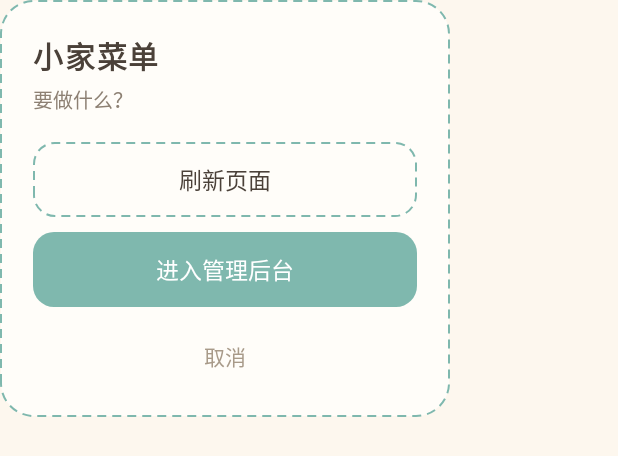
After one commit to kw081801-jpg/xiaojia-menu, an Android app: the layout dialog_menu.xml on its own in the app's theme, with its tools: preview values and no code run, on a phone screen of 412 x 824 dp. The commit adds this screen. Shown: the top 456 px of the screen. Run offline under Robolectric (Android 15) with nearby library versions, the phone set to English and light mode, and no system bars.

Commit message:
我的点菜独立页面；App 长按菜单改品牌卡片 v1.4

```diff
--- a/app-android/app/build.gradle
+++ b/app-android/app/build.gradle
@@ -14,8 +14,8 @@ android {
         applicationId "com.xiaojia.menu"
         minSdk 24
         targetSdk 34
-        versionCode 2
-        versionName "1.2"
+        versionCode 4
+        versionName "1.4"
     }
     signingConfigs {
         release {
--- /dev/null
+++ b/app-android/app/src/main/res/drawable/btn_ghost.xml
@@ -0,0 +1,6 @@
+<?xml version="1.0" encoding="utf-8"?>
+<shape xmlns:android="http://schemas.android.com/apk/res/android" android:shape="rectangle">
+    <solid android:color="#FFFDF9" />
+    <corners android:radius="14dp" />
+    <stroke android:width="1.5dp" android:color="#7FB8AE" android:dashWidth="6dp" android:dashGap="4dp" />
+</shape>
--- /dev/null
+++ b/app-android/app/src/main/res/drawable/btn_primary.xml
@@ -0,0 +1,5 @@
+<?xml version="1.0" encoding="utf-8"?>
+<shape xmlns:android="http://schemas.android.com/apk/res/android" android:shape="rectangle">
+    <solid android:color="#7FB8AE" />
+    <corners android:radius="14dp" />
+</shape>
--- /dev/null
+++ b/app-android/app/src/main/res/drawable/dialog_bg.xml
@@ -0,0 +1,6 @@
+<?xml version="1.0" encoding="utf-8"?>
+<shape xmlns:android="http://schemas.android.com/apk/res/android" android:shape="rectangle">
+    <solid android:color="#FFFDF9" />
+    <corners android:radius="22dp" />
+    <stroke android:width="1.5dp" android:color="#7FB8AE" android:dashWidth="6dp" android:dashGap="4dp" />
+</shape>
--- /dev/null
+++ b/app-android/app/src/main/res/layout/dialog_menu.xml
@@ -0,0 +1,63 @@
+<?xml version="1.0" encoding="utf-8"?>
+<LinearLayout xmlns:android="http://schemas.android.com/apk/res/android"
+    android:layout_width="300dp"
+    android:layout_height="wrap_content"
+    android:orientation="vertical"
+    android:background="@drawable/dialog_bg"
+    android:padding="22dp">
+
+    <TextView
+        android:layout_width="wrap_content"
+        android:layout_height="wrap_content"
+        android:text="小家菜单"
+        android:textColor="#4B4139"
+        android:textSize="20sp"
+        android:textStyle="bold"
+        android:letterSpacing="0.06" />
+
+    <TextView
+        android:layout_width="wrap_content"
+        android:layout_height="wrap_content"
+        android:layout_marginTop="4dp"
+        android:layout_marginBottom="18dp"
+        android:text="要做什么？"
+        android:textColor="#8D8073"
+        android:textSize="13sp" />
+
+    <TextView
+        android:id="@+id/btnRefresh"
+        android:layout_width="match_parent"
+        android:layout_height="wrap_content"
+        android:background="@drawable/btn_ghost"
+        android:gravity="center"
+        android:paddingTop="13dp"
+        android:paddingBottom="13dp"
+        android:text="刷新页面"
+        android:textColor="#4B4139"
+        android:textSize="15sp" />
+
+    <TextView
+        android:id="@+id/btnAdmin"
+        android:layout_width="match_parent"
+        android:layout_height="wrap_content"
+        android:layout_marginTop="10dp"
+        android:background="@drawable/btn_primary"
+        android:gravity="center"
+        android:paddingTop="13dp"
+        android:paddingBottom="13dp"
+        android:text="进入管理后台"
+        android:textColor="#FFFFFF"
+        android:textSize="15sp" />
+
+    <TextView
+        android:id="@+id/btnCancel"
+        android:layout_width="match_parent"
+        android:layout_height="wrap_content"
+        android:layout_marginTop="14dp"
+        android:gravity="center"
+        android:paddingTop="8dp"
+        android:paddingBottom="8dp"
+        android:text="取消"
+        android:textColor="#A89A89"
+        android:textSize="14sp" />
+</LinearLayout>
```
Also changed, not shown: app-android/app/src/main/java/com/xiaojia/menu/MainActivity.java (+34 -22 lines), 4 other files.
